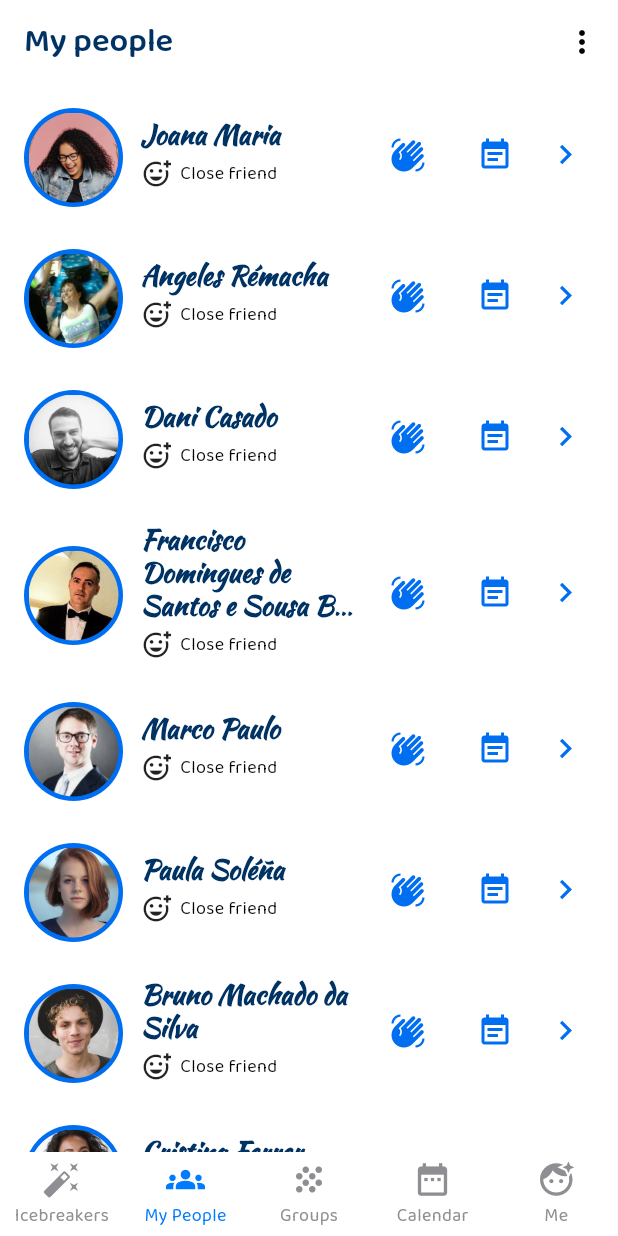
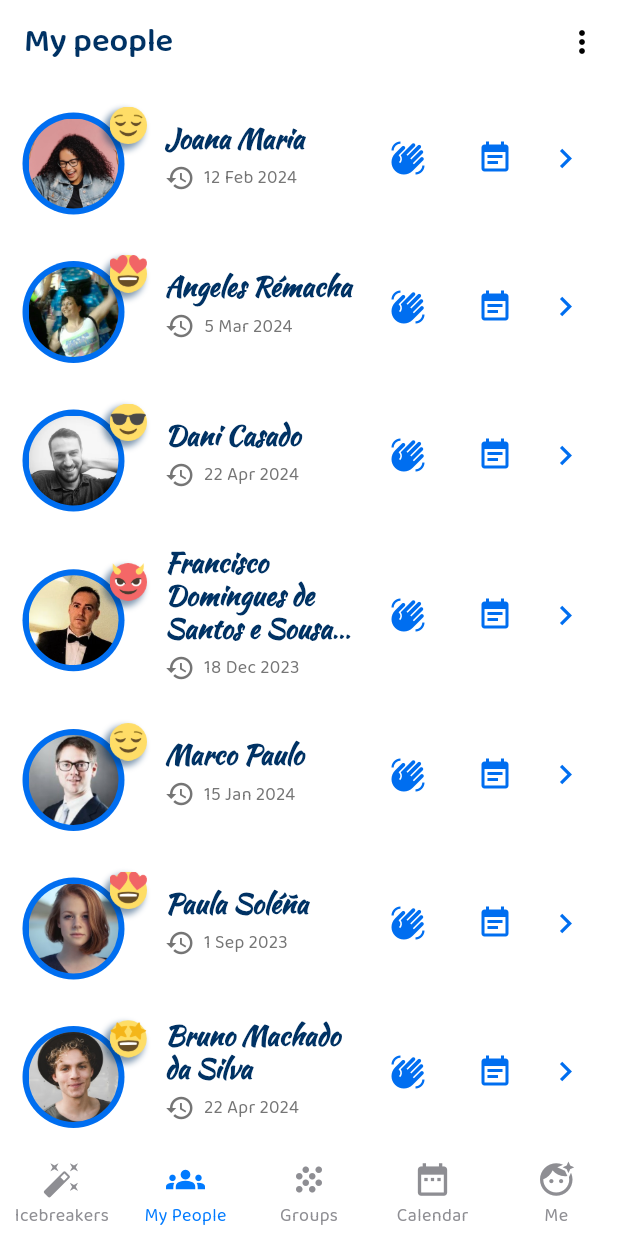
Before and after one commit to ValdemarPM/cooszy_pre, a Flutter app: the screen it shows after launch, item 2 of the bottom bar chosen, after a tap on the "waving hand" icon, on a phone screen of 412 x 824 dp. Run offline on Flutter 3.47's test engine with Material 3 defaults, Android fonts, the phone set to English and light mode, and no system bars; drawn by our look-alikes of persistent_bottom_nav_bar_v2.

Commit message:
SVGs & Emojis over image
SVG commented for now, because it's more complicated to work with than PNGs

```diff
--- a/lib/main.dart
+++ b/lib/main.dart
@@ -1,14 +1,52 @@
+import 'package:flutter/material.dart';
+import 'package:provider/provider.dart';
+import 'package:cooszy_pre/screens/bases/assets_utils.dart';
 import 'package:cooszy_pre/screens/bases/persisten_bottom_nav_bar_demo.dart';
 import 'package:cooszy_pre/themes/theme_provider.dart';
-import 'package:flutter/material.dart';
-import 'package:provider/provider.dart';
 
-void main() {
+void main() async {
+  WidgetsFlutterBinding.ensureInitialized();
   runApp(ChangeNotifierProvider(
     create: (context) => ThemeProvider(),
     child: const MyApp(),
   ));
 }
+
+class MyApp extends StatefulWidget {
+  const MyApp({super.key});
+
+  @override
+  // ignore: library_private_types_in_public_api
+  _MyAppState createState() => _MyAppState();
+}
+
+class _MyAppState extends State<MyApp> {
+  @override
+  void initState() {
+    super.initState();
+    WidgetsBinding.instance.addPostFrameCallback((_) {
+      _precacheAssets(context);
+    });
+  }
+
+  @override
+  Widget build(BuildContext context) {
+    return MaterialApp(
+      title: 'Cooszy',
+      theme: Provider.of<ThemeProvider>(context).themeData,
+      home: const PersistenBottomNavBarDemo(),
+    );
+  }
+}
+
+Future<void> _precacheAssets(BuildContext context) async {
+  // Skipping SVGs for now.
+  //await AssetsUtils.svgPrecacheImages(context);
+  // ignore: use_build_context_synchronously
+  await AssetsUtils.imagePrecache(context);
+}
+
+/* ---
 
 class MyApp extends StatelessWidget {
   const MyApp({super.key});
@@ -24,3 +62,11 @@ class MyApp extends StatelessWidget {
     );
   }
 }
+
+Future<void> _precacheAssets(BuildContext context) async {
+  await AssetsUtils.svgPrecacheImages(context);
+  await AssetsUtils.imagePrecache(context);
+}
+
+
+*/
--- /dev/null
+++ b/lib/screens/bases/assets_utils.dart
@@ -0,0 +1,53 @@
+import 'package:flutter/material.dart';
+//import 'package:flutter_svg/svg.dart';
+
+class AssetsUtils {
+  static final AssetsUtils _instance = AssetsUtils._internal();
+  factory AssetsUtils() {
+    return _instance;
+  }
+  AssetsUtils._internal();
+
+  static const String emojiLevelIntimate = "assets/icons/level_intimate.png";
+  static const String emojiLevelClose = "assets/icons/level_close.png";
+  static const String emojiLevelCasual = "assets/icons/level_casual.png";
+  static const String emojiLevelAcquaintance =
+      "assets/icons/level_acquaintance.png";
+  static const String emojiLevelNasty = "assets/icons/level_nasty.png";
+
+  // PNG or JPG
+  static Future<void> imagePrecache(BuildContext context) async {
+    const imageAssets = [
+      AssetsUtils.emojiLevelIntimate,
+      AssetsUtils.emojiLevelClose,
+      AssetsUtils.emojiLevelCasual,
+      AssetsUtils.emojiLevelAcquaintance,
+      AssetsUtils.emojiLevelNasty,
+    ];
+
+    for (var imagePath in imageAssets) {
+      await precacheImage(AssetImage(imagePath), context);
+    }
+  }
+
+  /// Skipping SVGs for now.
+  /// I'm not sure if the ones I'm using are too heavy in terms of performance.
+  //static const String emojiIntimate = "assets/icons/intimate_someone.svg";
+  //static const String emojiClose = "assets/icons/close_someone.svg";
+
+  /*
+  static Future<void> svgPrecacheImages(BuildContext context) async {
+    // SVGs
+    const cacheSvgImages = [
+      AssetsUtils.emojiIntimate,
+      AssetsUtils.emojiClose,
+    ];
+
+    for (var element in cacheSvgImages) {
+      var loader = SvgAssetLoader(element);
+      svg.cache
+          .putIfAbsent(loader.cacheKey(null), () => loader.loadBytes(null));
+    }
+  }
+  */
+}
--- a/lib/screens/pages/groups.dart
+++ b/lib/screens/pages/groups.dart
@@ -7,6 +7,7 @@ class Groups extends StatefulWidget {
   const Groups({super.key});
 
   @override
+  // ignore: library_private_types_in_public_api
   _GroupsState createState() => _GroupsState();
 }
 
--- a/lib/screens/pages/my_people.dart
+++ b/lib/screens/pages/my_people.dart
@@ -1,5 +1,4 @@
-import 'package:cooszy_pre/models/level.dart';
-import 'package:cooszy_pre/models/level_manager.dart';
+import 'package:cooszy_pre/screens/bases/assets_utils.dart';
 import 'package:cooszy_pre/screens/bases/base_widget.dart';
 import 'package:cooszy_pre/screens/subpages/someone.dart';
 import 'package:flutter/material.dart';
@@ -35,22 +34,30 @@ class _MyPeopleState extends State<MyPeople> {
     "cris"
   ];
 
-  var levelType = [2, 1, 3, 2, 3, 2, 3, 3];
+  List<String> levelType = [
+    AssetsUtils.emojiLevelAcquaintance,
+    AssetsUtils.emojiLevelIntimate,
+    AssetsUtils.emojiLevelCasual,
+    AssetsUtils.emojiLevelNasty,
+    AssetsUtils.emojiLevelAcquaintance,
+    AssetsUtils.emojiLevelIntimate,
+    AssetsUtils.emojiLevelClose,
+    AssetsUtils.emojiLevelAcquaintance
+  ];
 
-  LevelManager levelManager = LevelManager();
-  Level? level;
-
-  @override
-  void didChangeDependencies() {
-    super.didChangeDependencies();
-    level = levelManager.getLevelByNum(2); // Fetch level by number
-  }
+  var lastTime = [
+    "12 Feb 2024",
+    "5 Mar 2024",
+    "22 Apr 2024",
+    "18 Dec 2023",
+    "15 Jan 2024",
+    "1 Sep 2023",
+    "22 Apr 2024",
+    "4 Apr 2024"
+  ];
 
   @override
   Widget build(BuildContext context) {
-    // Using the null-aware operator `?.` to safely access levelDescription
-    String levelDescription = level?.levelDescription ?? "Unknown level";
-
     return BaseWidget(
       child: Scaffold(
         appBar: AppBar(
@@ -92,13 +99,24 @@ class _MyPeopleState extends State<MyPeople> {
                       children: [
                         // Image
                         Padding(
-                          padding: const EdgeInsets.only(left: 4.0, top: 4.0),
+                          padding: const EdgeInsets.only(left: 3.0, top: 3.0),
+                          child: Stack(
+                              alignment: Alignment.topRight,
+                              children: <Widget>[
+                                Container(
+                                  // Emoji icon position defined by this padding
+                                  padding: const EdgeInsets.only(
+                                      top: 4.0, right: 15.0),
                                   child: Container(
-                            padding: const EdgeInsets.all(3),
+                                    padding: const EdgeInsets.all(4),
+                                    // Image oultine
                                     decoration: BoxDecoration(
                                         shape: BoxShape.circle,
-                                color: Theme.of(context).colorScheme.primary),
+                                        color: Theme.of(context)
+                                            .colorScheme
+                                            .primary),
                                     child: ClipRRect(
+                                      // Image circle
                                       borderRadius: BorderRadius.circular(50.0),
                                       child: Image.asset(
                                         "assets/images/people/${images[i]}.jpg",
@@ -106,6 +124,29 @@ class _MyPeopleState extends State<MyPeople> {
                                       ),
                                     ),
                                   ),
+                                ),
+                                // Level emoji
+                                Container(
+                                  decoration: BoxDecoration(
+                                      boxShadow: [
+                                        BoxShadow(
+                                            color: Theme.of(context)
+                                                .colorScheme
+                                                .onInverseSurface,
+                                            spreadRadius: 1,
+                                            blurRadius: 3,
+                                            offset: const Offset(-3, 3))
+                                      ],
+                                      borderRadius: const BorderRadius.all(
+                                          Radius.circular(20))),
+                                  child: Image.asset(
+                                    // Emoji PNG:
+                                    levelType[i],
+                                    width: 25,
+                                    height: 25,
+                                  ),
+                                ),
+                              ]),
                         ),
                         // Name & level
                         Expanded(
@@ -139,17 +180,24 @@ class _MyPeopleState extends State<MyPeople> {
                                 Row(
                                   mainAxisSize: MainAxisSize.min,
                                   children: [
-                                    const Icon(
-                                      Icons.add_reaction_outlined,
+                                    Icon(
+                                      Icons.history,
                                       size: 20,
+                                      color: Theme.of(context)
+                                          .colorScheme
+                                          .secondary,
                                     ),
                                     const SizedBox(
                                       width: 6,
                                     ),
                                     Text(
-                                      levelDescription,
-                                      style: const TextStyle(
-                                          fontFamily: 'Baloo2', fontSize: 12),
+                                      lastTime[i],
+                                      style: TextStyle(
+                                          fontFamily: 'Baloo2',
+                                          fontSize: 12,
+                                          color: Theme.of(context)
+                                              .colorScheme
+                                              .secondary),
                                     ),
                                   ],
                                 ),
--- a/lib/themes/light_mode.dart
+++ b/lib/themes/light_mode.dart
@@ -8,9 +8,10 @@ ThemeData lightMode = ThemeData(
     //primary: Colors.grey.shade500,
     //primary: const Color.fromARGB(255, 160, 0, 80),
     primary: const Color.fromARGB(255, 0, 110, 240),
-    secondary: Colors.grey.shade400,
+    secondary: Colors.grey.shade600,
     tertiary: Colors.grey.shade100,
     //inversePrimary: Colors.grey.shade700,
     inversePrimary: const Color.fromARGB(255, 0, 50, 100),
+    onInverseSurface: const Color.fromARGB(125, 0, 50, 100),
   ),
 );
--- a/pubspec.yaml
+++ b/pubspec.yaml
@@ -39,6 +39,7 @@ dependencies:
   provider:
   persistent_bottom_nav_bar_v2: ^5.0.0
   smooth_page_indicator: ^1.1.0
+  flutter_svg: ^2.0.10+1
 
 dev_dependencies:
   flutter_test:
@@ -66,6 +67,7 @@ flutter:
   assets:
     - assets/images/
     - assets/images/people/
+    - assets/icons/
   #   - images/a_dot_burr.jpeg
   #   - images/a_dot_ham.jpeg
 
```
Also changed, not shown: lib/screens/pages/calendar.dart (+65 -2 lines), assets/icons/level_acquaintance.png (added), assets/icons/level_casual.png (added), assets/icons/level_close.png (added), assets/icons/level_intimate.png (added), assets/icons/level_nasty.png (added), assets/icons/level_none.png (added), pubspec.lock. Lines whose indentation alone changed are shown as unchanged.
